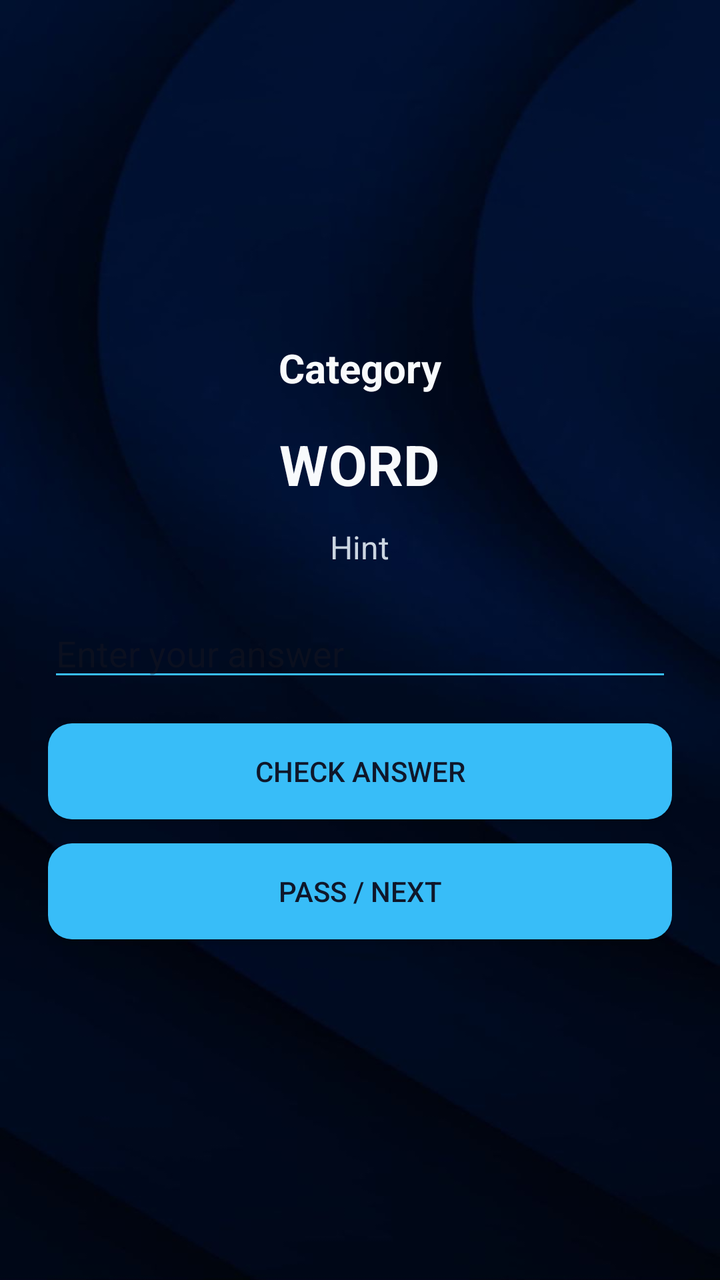
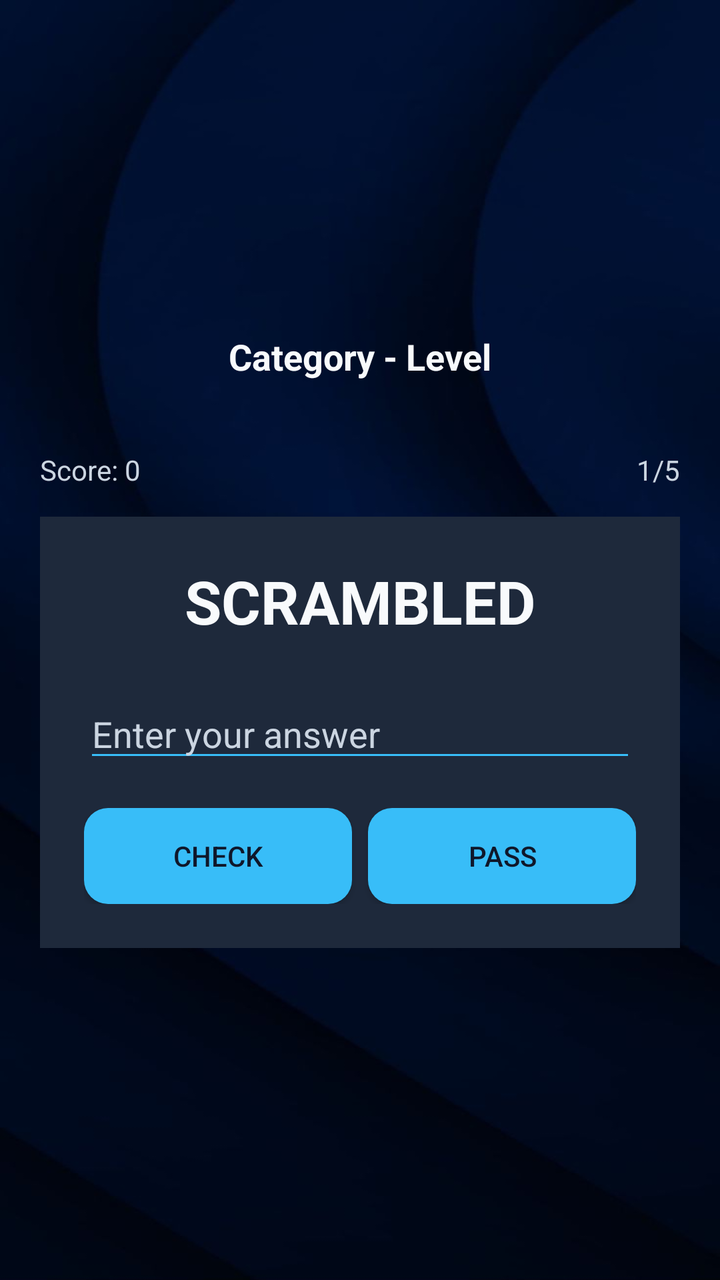

Compare the two renders of this Android layout. The source of the first and the diff that turns it into the second are given below.
<!-- AndroidManifest.xml: application theme Theme.Sc_git -->
<!-- res/layout/activity_game.xml -->
<?xml version="1.0" encoding="utf-8"?>
<LinearLayout xmlns:android="http://schemas.android.com/apk/res/android"
    android:layout_width="match_parent"
    android:layout_height="match_parent"
    android:orientation="vertical"
    android:gravity="center"
    android:background="@drawable/bg_pattern"
    android:padding="24dp">

    <TextView
        android:id="@+id/tvCategory"
        android:layout_width="wrap_content"
        android:layout_height="wrap_content"
        android:text="Category"
        android:textColor="@color/text_main"
        android:textSize="20sp"
        android:textStyle="bold"
        android:layout_marginBottom="16dp"/>

    <TextView
        android:id="@+id/tvWord"
        android:layout_width="wrap_content"
        android:layout_height="wrap_content"
        android:text="WORD"
        android:textColor="@color/text_main"
        android:textSize="28sp"
        android:textStyle="bold"
        android:layout_marginBottom="12dp"/>

    <TextView
        android:id="@+id/tvHint"
        android:layout_width="wrap_content"
        android:layout_height="wrap_content"
        android:text="Hint"
        android:textColor="@color/text_sub"
        android:textSize="16sp"
        android:layout_marginBottom="20dp"/>

    <EditText
        android:id="@+id/etAnswer"
        android:layout_width="match_parent"
        android:layout_height="wrap_content"
        android:hint="Enter your answer"
        android:backgroundTint="@color/primary"
        android:layout_marginBottom="16dp"/>

    <Button
        android:id="@+id/btnCheck"
        android:layout_width="match_parent"
        android:layout_height="wrap_content"
        android:text="Check Answer"
        android:background="@drawable/btn_rounded"
        android:textColor="@color/bg_main"
        android:layout_marginBottom="12dp"/>

    <Button
        android:id="@+id/btnNext"
        android:layout_width="match_parent"
        android:layout_height="wrap_content"
        android:text="Pass / Next"
        android:background="@drawable/btn_rounded"
        android:textColor="@color/bg_main"/>

</LinearLayout>
<!-- resources referenced by this layout -->
<resources>
  <color name="bg_main">#0F172A</color>
  <color name="primary">#38BDF8</color>
  <color name="text_main">#F8FAFC</color>
  <color name="text_sub">#CBD5E1</color>
  <!-- drawable bg_pattern: jpg bitmap (drawable, 39389 bytes) -->
  <!-- drawable btn_rounded (drawable) -->
  <?xml version="1.0" encoding="utf-8"?>
  <shape xmlns:android="http://schemas.android.com/apk/res/android">
      <solid android:color="@color/primary"/>
      <corners android:radius="12dp"/>
      <padding
          android:left="12dp"
          android:top="12dp"
          android:right="12dp"
          android:bottom="12dp"/>
  </shape>
  <style name="Theme.Sc_git" parent="Base.Theme.Sc_git" />
  <style name="Base.Theme.Sc_git" parent="Theme.Material3.DayNight.NoActionBar">
          
          
      </style>
</resources>

<!-- the commit's change to res/layout/activity_game.xml (unified diff, before → after) -->
@@ -3,62 +3,158 @@
     android:layout_width="match_parent"
     android:layout_height="match_parent"
     android:orientation="vertical"
-    android:gravity="center"
     android:background="@drawable/bg_pattern"
-    android:padding="24dp">
+    android:padding="20dp"
+    android:gravity="center">
 
+    
     <TextView
         android:id="@+id/tvCategory"
         android:layout_width="wrap_content"
         android:layout_height="wrap_content"
-        android:text="Category"
+        android:text="Category - Level"
+        android:textSize="18sp"
+        android:textStyle="bold"
         android:textColor="@color/text_main"
-        android:textSize="20sp"
-        android:textStyle="bold"
-        android:layout_marginBottom="16dp"/>
+        android:layout_marginBottom="6dp" />
 
+    
     <TextView
-        android:id="@+id/tvWord"
+        android:id="@+id/tvTimer"
         android:layout_width="wrap_content"
         android:layout_height="wrap_content"
-        android:text="WORD"
-        android:textColor="@color/text_main"
-        android:textSize="28sp"
+        android:text=""
+        android:textSize="14sp"
         android:textStyle="bold"
-        android:layout_marginBottom="12dp"/>
+        android:textColor="@color/text_sub"
+        android:layout_marginBottom="10dp" />
 
-    <TextView
-        android:id="@+id/tvHint"
-        android:layout_width="wrap_content"
-        android:layout_height="wrap_content"
-        android:text="Hint"
-        android:textColor="@color/text_sub"
-        android:textSize="16sp"
-        android:layout_marginBottom="20dp"/>
-
-    <EditText
-        android:id="@+id/etAnswer"
+    
+    <LinearLayout
         android:layout_width="match_parent"
         android:layout_height="wrap_content"
-        android:hint="Enter your answer"
-        android:backgroundTint="@color/primary"
-        android:layout_marginBottom="16dp"/>
+        android:orientation="horizontal"
+        android:layout_marginBottom="14dp">
 
-    <Button
-        android:id="@+id/btnCheck"
+        <TextView
+            android:id="@+id/tvScore"
+            android:layout_width="0dp"
+            android:layout_height="wrap_content"
+            android:layout_weight="1"
+            android:text="Score: 0"
+            android:textSize="14sp"
+            android:textColor="@color/text_sub" />
+
+        <TextView
+            android:id="@+id/tvCount"
+            android:layout_width="wrap_content"
+            android:layout_height="wrap_content"
+            android:text="1/5"
+            android:textSize="14sp"
+            android:textColor="@color/text_sub" />
+    </LinearLayout>
+
+    
+    <LinearLayout
         android:layout_width="match_parent"
         android:layout_height="wrap_content"
-        android:text="Check Answer"
-        android:background="@drawable/btn_rounded"
-        android:textColor="@color/bg_main"
-        android:layout_marginBottom="12dp"/>
+        android:orientation="vertical"
+        android:padding="22dp"
+        android:background="@color/card_bg">
 
-    <Button
-        android:id="@+id/btnNext"
-        android:layout_width="match_parent"
-        android:layout_height="wrap_content"
-        android:text="Pass / Next"
-        android:background="@drawable/btn_rounded"
-        android:textColor="@color/bg_main"/>
+        
+        <TextView
+            android:id="@+id/tvWord"
+            android:layout_width="wrap_content"
+            android:layout_height="wrap_content"
+            android:text="SCRAMBLED"
+            android:textSize="30sp"
+            android:textStyle="bold"
+            android:textColor="@color/text_main"
+            android:layout_gravity="center"
+            android:layout_marginBottom="12dp" />
+
+        
+        <LinearLayout
+            android:layout_width="wrap_content"
+            android:layout_height="wrap_content"
+            android:orientation="horizontal"
+            android:layout_gravity="center"
+            android:layout_marginBottom="12dp">
+
+            <TextView
+                android:id="@+id/tvHint"
+                android:layout_width="wrap_content"
+                android:layout_height="wrap_content"
+                android:text=""
+                android:textSize="15sp"
+                android:textColor="@color/text_sub"
+                android:visibility="gone"
+                android:layout_marginEnd="8dp" />
+
+            <Button
+                android:id="@+id/btnHint"
+                android:layout_width="wrap_content"
+                android:layout_height="36dp"
+                android:text="Hint"
+                android:textSize="12sp"
+                android:paddingLeft="12dp"
+                android:paddingRight="12dp"
+                android:background="@drawable/btn_rounded"
+                android:textColor="@color/bg_main"
+                android:visibility="gone" />
+        </LinearLayout>
+
+        
+        <TextView
+            android:id="@+id/tvCorrectAnswer"
+            android:layout_width="wrap_content"
+            android:layout_height="wrap_content"
+            android:text=""
+            android:textSize="16sp"
+            android:textStyle="bold"
+            android:textColor="#2E7D32"
+            android:layout_gravity="center"
+            android:layout_marginBottom="14dp"
+            android:visibility="gone" />
+
+        
+        <EditText
+            android:id="@+id/etAnswer"
+            android:layout_width="match_parent"
+            android:layout_height="wrap_content"
+            android:hint="Enter your answer"
+            android:textColor="@color/text_main"
+            android:textColorHint="@color/text_sub"
+            android:backgroundTint="@color/primary"
+            android:layout_marginBottom="18dp" />
+
+        
+        <LinearLayout
+            android:layout_width="match_parent"
+            android:layout_height="wrap_content"
+            android:orientation="horizontal">
+
+            <Button
+                android:id="@+id/btnCheck"
+                android:layout_width="0dp"
+                android:layout_height="wrap_content"
+                android:layout_weight="1"
+                android:text="Check"
+                android:textColor="@color/bg_main"
+                android:background="@drawable/btn_rounded"
+                android:layout_marginEnd="8dp" />
+
+            <Button
+                android:id="@+id/btnNext"
+                android:layout_width="0dp"
+                android:layout_height="wrap_content"
+                android:layout_weight="1"
+                android:text="Pass"
+                android:textColor="@color/bg_main"
+                android:background="@drawable/btn_rounded" />
+        </LinearLayout>
+
+    </LinearLayout>
 
 </LinearLayout>
<!-- resource entries referenced after the edit -->
@@ -1,6 +1,7 @@
 <!-- resources referenced by this layout -->
 <resources>
   <color name="bg_main">#0F172A</color>
+  <color name="card_bg">#1E293B</color>
   <color name="primary">#38BDF8</color>
   <color name="text_main">#F8FAFC</color>
   <color name="text_sub">#CBD5E1</color>
